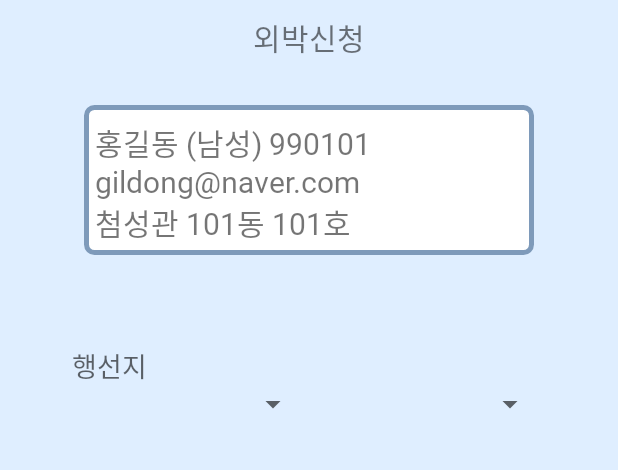
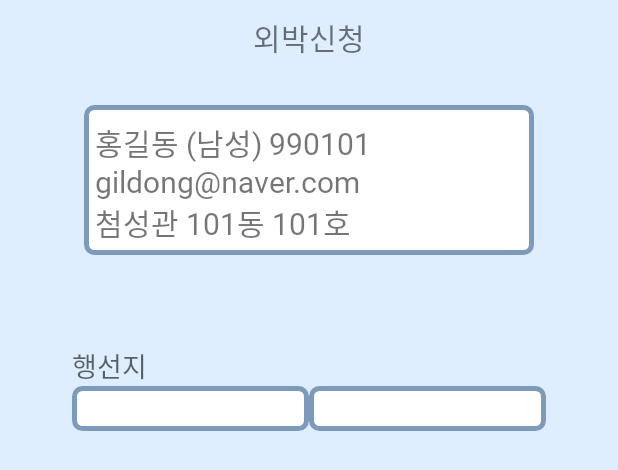
Before and after one commit to yxxniverse/mobileAppProject, an Android app: the layout activity_form.xml on its own in the app's theme, with its tools: preview values and no code run, on a phone screen of 412 x 824 dp. Shown: the top 470 px of the screen. Run offline under Robolectric (Android 15) with nearby library versions, the phone set to English and light mode, and no system bars.

Commit message:
외박신청_스피너

```diff
--- a/app/src/main/res/layout/activity_form.xml
+++ b/app/src/main/res/layout/activity_form.xml
@@ -55,6 +55,7 @@
         android:paddingTop="10dp"
         app:layout_constraintBottom_toBottomOf="parent"
         app:layout_constraintEnd_toEndOf="parent"
+        app:layout_constraintHorizontal_bias="0.0"
         app:layout_constraintStart_toStartOf="parent"
         app:layout_constraintTop_toBottomOf="@+id/join_textView">
 
@@ -72,15 +73,21 @@
 
             <Spinner
                 android:id="@+id/states"
-                android:layout_width="wrap_content"
-                android:layout_height="wrap_content"
-                android:layout_weight="1" />
+                android:layout_width="10dp"
+                android:layout_height="30dp"
+                android:layout_weight="1"
+                android:background="@drawable/frame_calendar"
+                android:fontFamily="@font/sleigothic"
+                android:textSize="20dp" />
 
             <Spinner
                 android:id="@+id/cities"
-                android:layout_width="wrap_content"
-                android:layout_height="wrap_content"
-                android:layout_weight="1" />
+                android:layout_width="10dp"
+                android:layout_height="30dp"
+                android:layout_weight="1"
+                android:background="@drawable/frame_calendar"
+                android:fontFamily="@font/sleigothic"
+                android:textSize="20dp" />
 
         </LinearLayout>
     </LinearLayout>
```
